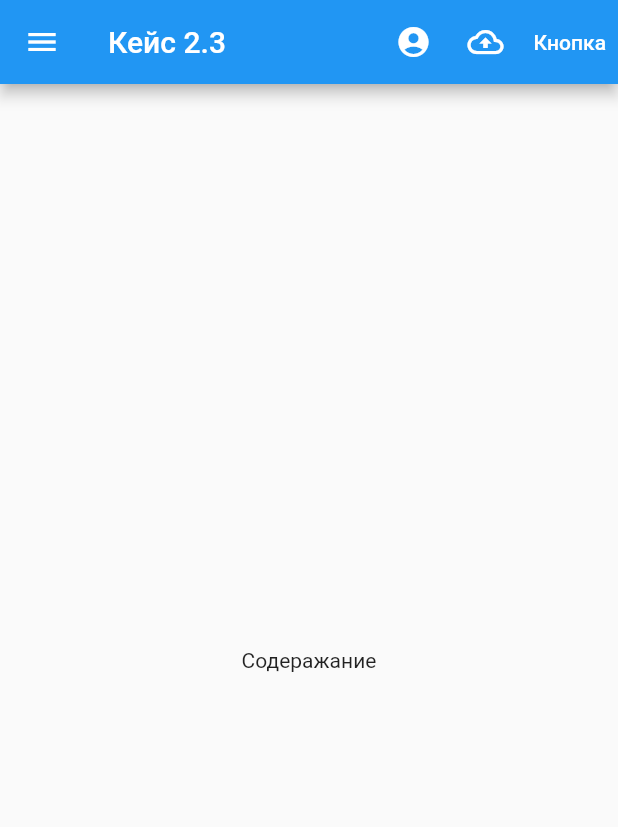
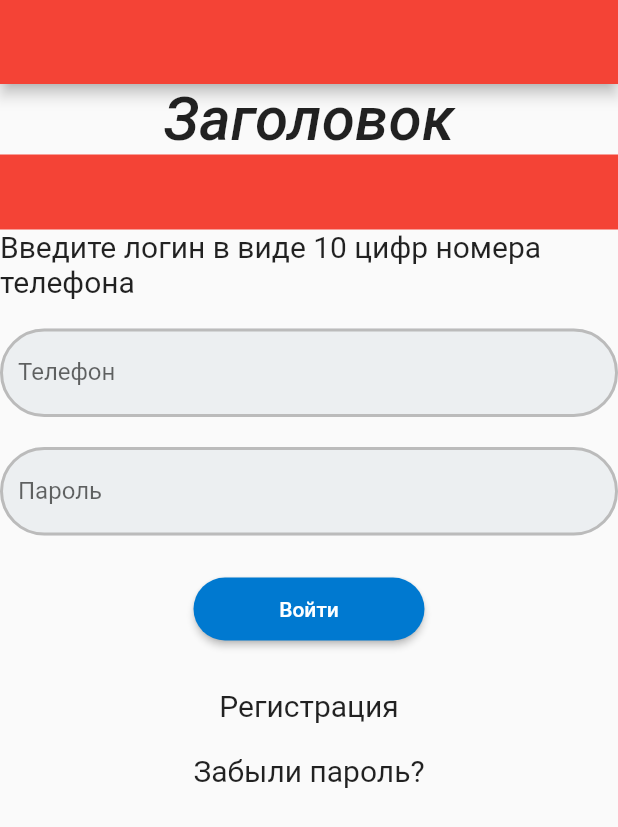
Before and after one commit to V-Prok/regscreen, a Flutter app: the screen it shows after launch, on a phone screen of 412 x 824 dp. Shown: the top 827 px of the screen. Run offline on Flutter 3.47's test engine with Material 2 defaults, Android fonts, the phone set to English and light mode, and no system bars; Roboto replaces fonts that are missing (Calibri, Geogria).

Commit message:
Использована тема для оформления

```diff
--- /dev/null
+++ b/lib/2_4_ThemeData.dart
@@ -0,0 +1,111 @@
+import 'package:flutter/material.dart';
+
+class ThemeApp extends StatelessWidget {
+  const ThemeApp({Key? key}) : super(key: key);
+
+  @override
+  Widget build(BuildContext context) {
+
+    return MaterialApp(
+      theme: ThemeData(
+        fontFamily: 'Geogria',
+        splashColor: Colors.yellow,
+
+        colorScheme: ColorScheme.fromSwatch(
+          brightness: Brightness.light,
+          primarySwatch: Colors.red,
+        ).copyWith(
+          secondary: Colors.amber
+        ),
+
+        textTheme: const TextTheme(
+          headline1: TextStyle(fontSize: 60, fontWeight: FontWeight.bold),
+          headline6: TextStyle(fontSize: 40, fontStyle: FontStyle.italic),
+          bodyText2: TextStyle(fontSize: 20, fontFamily: 'Calibri'),
+        )
+      ),
+      home: ThemeScreen(),
+    );
+  }
+}
+
+class ThemeScreen extends StatefulWidget {
+  const ThemeScreen({Key? key}) : super(key: key);
+
+  @override
+  _ThemeScreenState createState() => _ThemeScreenState();
+}
+
+class _ThemeScreenState extends State<ThemeScreen> {
+  PreferredSizeWidget _appBar() => AppBar();
+
+  @override
+
+  Widget build(BuildContext context) {
+    const borderStyle = OutlineInputBorder(
+        borderRadius: BorderRadius.all(Radius.circular(36)),
+        borderSide: BorderSide(
+            color: const Color(0xFFbbbbbb), width: 2));
+
+    return Scaffold(
+      appBar: _appBar(),
+        body: SingleChildScrollView(
+          child: Center(
+            child: Column(
+              children: [
+                Text ('Заголовок', style: Theme.of(context).textTheme.headline6,),
+                Container(
+                  height: 50,
+                  color: Theme.of(context).colorScheme.primary,
+                ),
+                Text('Введите логин в виде 10 цифр номера телефона'),
+
+                SizedBox(height: 20,),
+                TextField(
+                  keyboardType: TextInputType.phone,
+                  decoration: InputDecoration(
+                    filled: true,
+                    fillColor: Color(0xFFeceff1),
+                    enabledBorder: borderStyle,
+                    focusedBorder: borderStyle,
+                    labelText: 'Телефон',
+                  ),
+                ),
+                SizedBox(height: 20,),
+                TextField(
+                  obscureText: true,
+                  decoration: InputDecoration(
+                    filled: true,
+                    fillColor: Color(0xFFeceff1),
+                    enabledBorder: borderStyle,
+                    focusedBorder: borderStyle,
+                    labelText: 'Пароль',
+                  ),
+                ),
+                SizedBox(height: 28,),
+                SizedBox(width: 154, height: 42, child:
+                ElevatedButton(onPressed: () {},
+                  child: Text('Войти'),
+                  style: ElevatedButton.styleFrom(
+                    primary: Color(0xFF0079D0),
+                    shape: RoundedRectangleBorder(
+                      borderRadius: BorderRadius.circular(36.0),
+                    ),
+                  ),
+                )
+                ),
+                SizedBox(height: 32,),
+                InkWell(child: const Text('Регистрация',),
+                    onTap: () {}),
+                SizedBox(height: 20,),
+                InkWell(child: Text('Забыли пароль?'), onTap: () {})
+
+
+              ],
+            ),
+          )
+
+    )
+    );
+  }
+}
--- a/lib/regscreen.dart
+++ b/lib/authscreen.dart
@@ -1,12 +1,7 @@
-import 'package:flutter/cupertino.dart';
 import 'package:flutter/material.dart';
 
-void main() {
-  runApp(const MyApp());
-}
-
-class MyApp extends StatelessWidget {
-  const MyApp({Key? key}) : super(key: key);
+class AuthScreen extends StatelessWidget {
+  const AuthScreen({Key? key}) : super(key: key);
 
   // This widget is the root of your application.
   @override
@@ -15,8 +10,15 @@ class MyApp extends StatelessWidget {
         borderRadius: BorderRadius.all(Radius.circular(36)),
         borderSide: BorderSide(
             color: const Color(0xFFbbbbbb), width: 2));
+    const linkTextStyle = TextStyle(
+        fontSize: 18,
+        fontWeight: FontWeight.bold,
+        color: Color(0xFF0079D0)
+    );
+
     return MaterialApp(
       home: Scaffold(
+        appBar: AppBar(),
           body: Container(
             height: double.infinity,
             width: double.infinity,
@@ -24,23 +26,10 @@ class MyApp extends StatelessWidget {
             child: SingleChildScrollView(
               child: Column(children: [
                 SizedBox(height: 100,),
-                SizedBox(child:
-                Row(children:[
-                  Icon(Icons.account_circle_outlined),
-                  SizedBox(width: 50),
-                  Text('Регистрация',
-                    style: TextStyle(fontSize: 20,
-                        fontWeight: FontWeight.bold,
-                        color: Color.fromRGBO(0, 0, 0, 0.9)),),
-
-                ])),
-
+                const SizedBox(width: 110, height: 84, child: Image(image: AssetImage('assets/600x600wa.png')),),
                 SizedBox(height: 20,),
-                Text('Чтобы зарегистрироваться введите свой номер телефона и почту',
+                Text('Введите логин в виде 10 цифр номера телефона',
                   style: TextStyle(fontSize: 16, color: Color.fromRGBO(0, 0, 0, 0.6)),),
-                SizedBox(height: 20,),
-                Text('Телефон',
-                  style: TextStyle(fontSize: 16, color: Color.fromRGBO(0, 0, 0, 0.8)),),
                 SizedBox(height: 20,),
                 TextField(
                   keyboardType: TextInputType.phone,
@@ -49,12 +38,9 @@ class MyApp extends StatelessWidget {
                     fillColor: Color(0xFFeceff1),
                     enabledBorder: borderStyle,
                     focusedBorder: borderStyle,
-                    labelText: '+7',
+                    labelText: 'Телефон',
                   ),
                 ),
-                SizedBox(height: 20,),
-                Text('Почта',
-                  style: TextStyle(fontSize: 16, color: Color.fromRGBO(0, 0, 0, 0.8)),),
                 SizedBox(height: 20,),
                 TextField(
                   obscureText: true,
@@ -63,18 +49,13 @@ class MyApp extends StatelessWidget {
                     fillColor: Color(0xFFeceff1),
                     enabledBorder: borderStyle,
                     focusedBorder: borderStyle,
+                    labelText: 'Пароль',
                   ),
                 ),
                 SizedBox(height: 28,),
-                const Text('Вам придет четырехзначный код, который будет вашим паролем',
-                  style: TextStyle(fontSize: 16, color: Color.fromRGBO(0, 0, 0, 0.6)),),
-                SizedBox(height: 20,),
-                const Text('Изменить пароль можно будет в личном кабинете после регистрации',
-                  style: TextStyle(fontSize: 16, color: Color.fromRGBO(0, 0, 0, 0.6)),),
-                SizedBox(height: 32,),
                 SizedBox(width: 154, height: 42, child:
                 ElevatedButton(onPressed: () {},
-                  child: Text('Отправить код'),
+                  child: Text('Войти'),
                   style: ElevatedButton.styleFrom(
                     primary: Color(0xFF0079D0),
                     shape: RoundedRectangleBorder(
@@ -83,6 +64,11 @@ class MyApp extends StatelessWidget {
                   ),
                 )
                 ),
+                SizedBox(height: 32,),
+                InkWell(child: const Text('Регистрация', style: linkTextStyle,),
+                    onTap: () {}),
+                SizedBox(height: 20,),
+                InkWell(child: Text('Забыли пароль?', style: linkTextStyle,), onTap: () {})
 
               ],),
             ),
--- a/lib/main.dart
+++ b/lib/main.dart
@@ -1,8 +1,10 @@
 import 'package:flutter/cupertino.dart';
 import 'package:flutter/material.dart';
 import 'package:regscreen/2.3%20navigation.dart';
-import 'package:regscreen/regscreen.dart';
+import 'package:regscreen/2_4_ThemeData.dart';
+import 'package:regscreen/RegScreen2.dart';
+import 'package:regscreen/authscreen.dart';
 
 void main() {
-  runApp(const Navigation());
+  runApp(const ThemeApp());
 }
--- a/pubspec.yaml
+++ b/pubspec.yaml
@@ -52,6 +52,12 @@ dev_dependencies:
 # The following section is specific to Flutter.
 flutter:
 
+
+  assets:
+    - assets/600x600wa.png
+    - assets/bg1.jpg
+    - assets/dart-logo.png
+
   # The following line ensures that the Material Icons font is
   # included with your application, so that you can use the icons in
   # the material Icons class.
```
Also changed, not shown: lib/RegScreen2.dart (added, +87 -0 lines).
